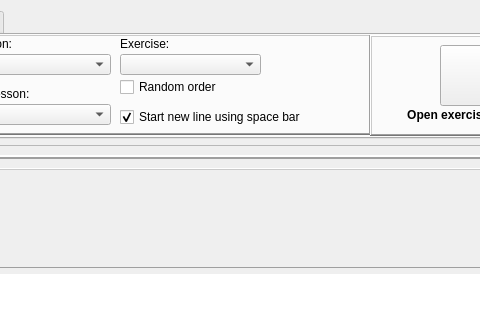
This is ui/opentyper.ui in Open-Typer/Open-Typer as Qt 5 draws it before an edit; both pictures show x 251 to 731 and y 0 to 320 of the 1538 by 625 pixel window. The edited form follows.
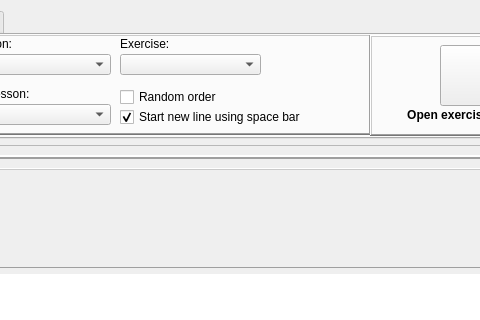
This is the edited form. Icons and pictures are not drawn. Custom widgets are drawn as their Qt base class.

Commit message: ui: opentyper: Move randomOrderCheckBox away from levelSelectionList

What changed in the file:
```diff
--- a/ui/opentyper.ui
+++ b/ui/opentyper.ui
@@ -767,7 +767,7 @@
          <property name="geometry">
           <rect>
            <x>160</x>
-           <y>40</y>
+           <y>50</y>
            <width>241</width>
            <height>26</height>
           </rect>
```
